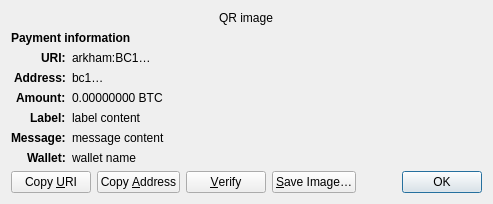
Above: src/qt/forms/receiverequestdialog.ui from ayoussief/arkham before the change. Below: the same form after it.
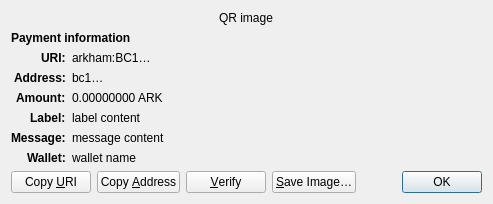
That is the form after the change. Custom widgets are drawn as their Qt base class.

Diff of the .ui file:
```diff
--- a/src/qt/forms/receiverequestdialog.ui
+++ b/src/qt/forms/receiverequestdialog.ui
@@ -126,7 +126,7 @@
    <item row="4" column="1" alignment="Qt::AlignTop">
     <widget class="QLabel" name="amount_content">
      <property name="text">
-      <string notr="true">0.00000000 BTC</string>
+      <string notr="true">0.00000000 ARK</string>
      </property>
      <property name="textFormat">
       <enum>Qt::PlainText</enum>
```
